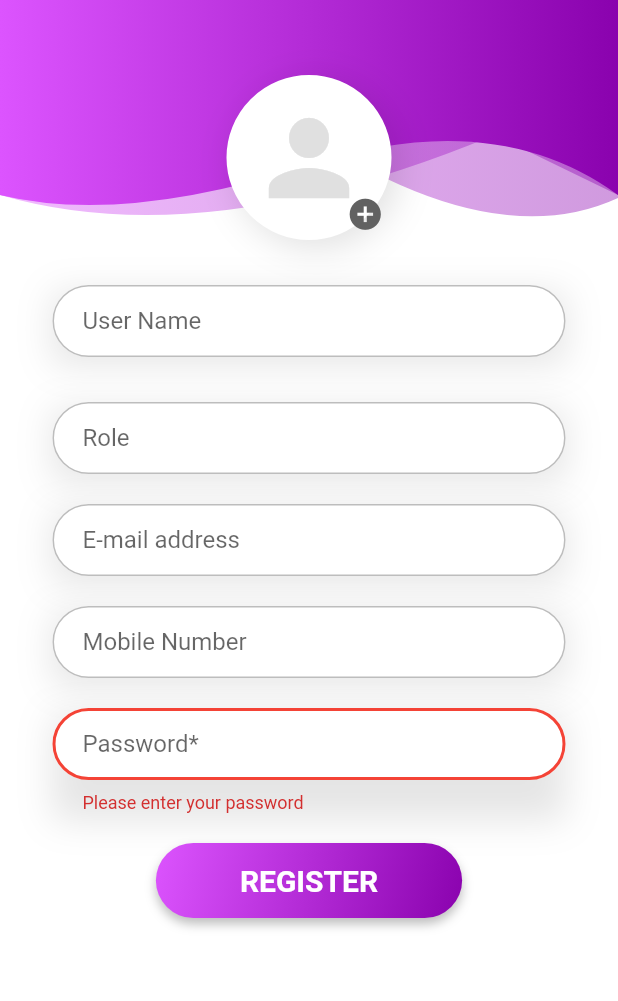
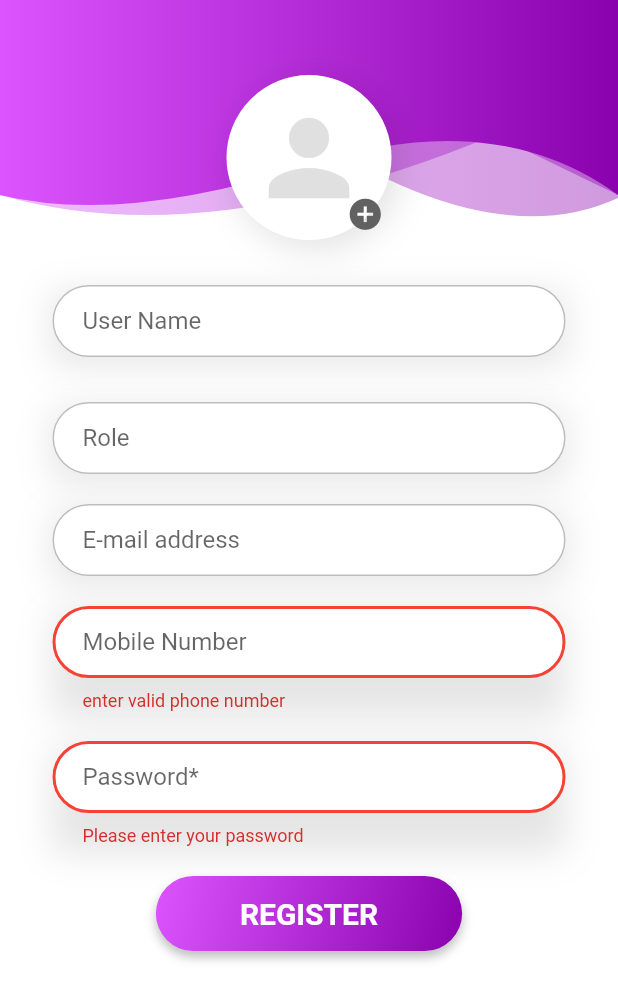
Before and after one commit to NipunaNiranjan/B19--Devmates--QuestionnairePlatform-MobileApp, a Flutter app: the RegistrationPage screen opened directly, after a tap on "REGISTER", on a phone screen of 412 x 824 dp. Shown: the top 1001 px of the screen. Run offline on Flutter 3.47's test engine with Material 2 defaults, Android fonts, the phone set to English and light mode, and no system bars; our stand-ins replace dio, font_awesome_flutter, hexcolor.

Commit message:
remove unwanted package

```diff
--- a/lib/pages/profile_page.dart
+++ b/lib/pages/profile_page.dart
@@ -1,7 +1,6 @@
 import 'package:flutter/material.dart';
 import 'package:flutter/services.dart';
 import 'package:FLUTTER_MOBILE_APPLICATION/pages/login_page.dart';
-import 'package:FLUTTER_MOBILE_APPLICATION/pages/splash_screen.dart';
 import 'package:FLUTTER_MOBILE_APPLICATION/pages/widgets/header_widget.dart';
 
 import 'registration_page.dart';
--- a/lib/pages/registration_page.dart
+++ b/lib/pages/registration_page.dart
@@ -132,7 +132,10 @@ class _RegistrationPageState extends State<RegistrationPage> {
                               if (!(val!.isEmpty) &&
                                   !RegExp(r"^(\d+)*$").hasMatch(val)) {
                                 return "Enter a valid phone number";
+                              } else if (val.length != 10) {
+                                return 'enter valid phone number';
                               }
+
                               return null;
                             },
                           ),
@@ -201,7 +204,7 @@ class _RegistrationPageState extends State<RegistrationPage> {
                                     (Route<dynamic> route) => false);
                               }
                               // } else {
-                              //   print("REgister Error");
+                              //   print("Register Error");
                               // }
                             },
                           ),
```
